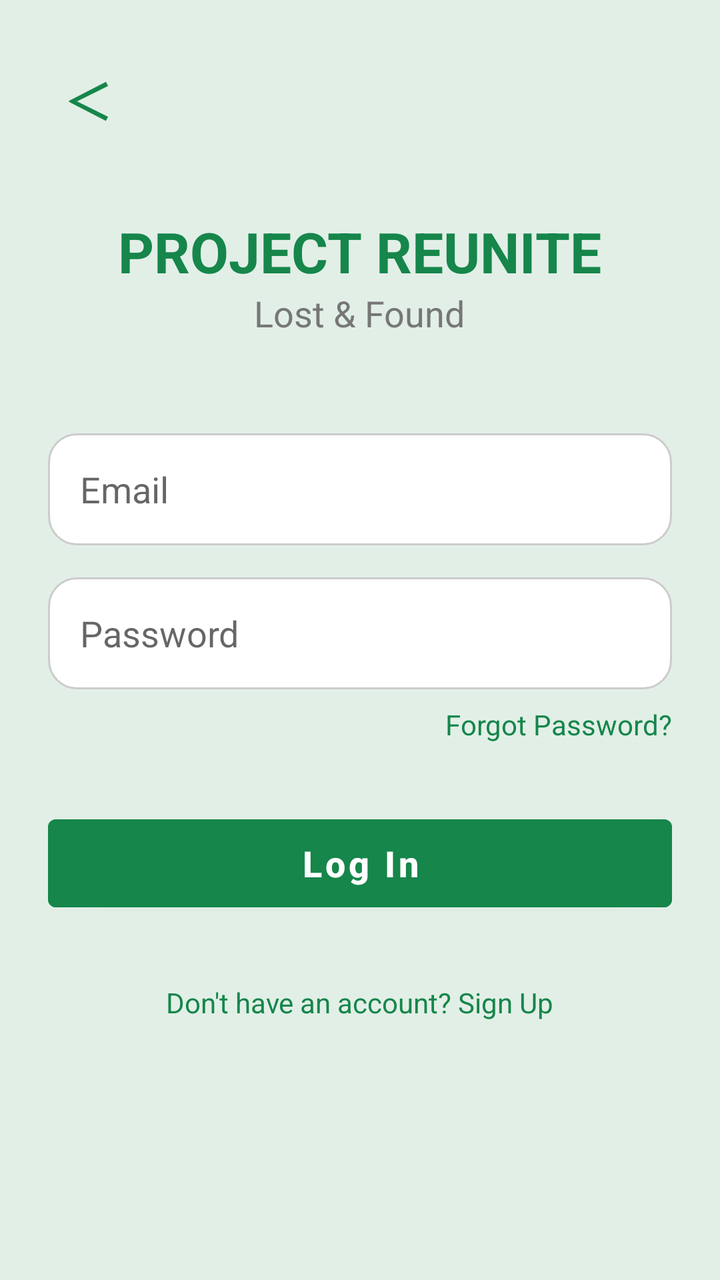
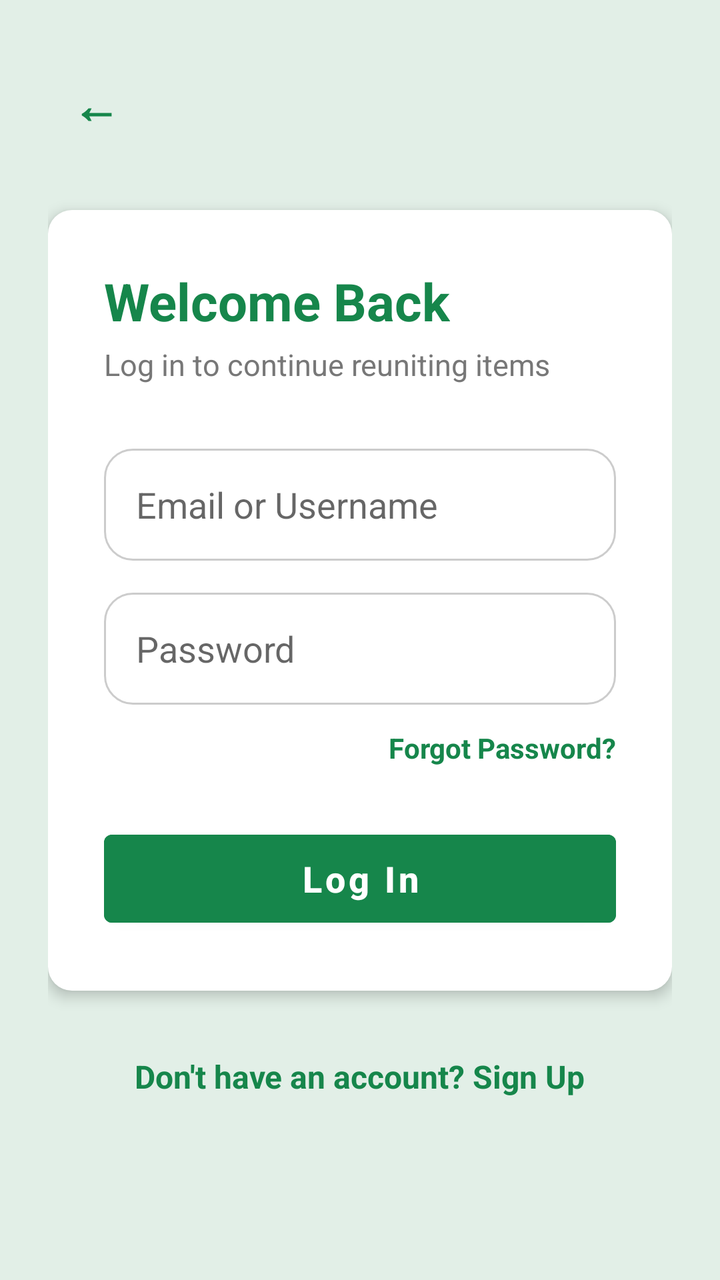

Before-and-after screenshots of an Android layout around one commit, followed by the original layout XML and the change that was made.
<!-- AndroidManifest.xml: application theme Theme.MaterialComponents.Light.NoActionBar -->
<!-- res/layout/activity_main.xml -->
<?xml version="1.0" encoding="utf-8"?>
<LinearLayout xmlns:android="http://schemas.android.com/apk/res/android"
    android:layout_width="match_parent"
    android:layout_height="match_parent"
    android:background="@color/light_green_bg"
    android:gravity="center_horizontal"
    android:orientation="vertical"
    android:padding="24dp">

    <TextView
        android:id="@+id/btnBack"
        android:layout_width="wrap_content"
        android:layout_height="wrap_content"
        android:layout_gravity="start"
        android:text="＜"
        android:textColor="@color/primary_green"
        android:textSize="24sp"
        android:textStyle="bold"
        android:padding="8dp" />

    <TextView
        android:layout_width="wrap_content"
        android:layout_height="wrap_content"
        android:layout_marginTop="32dp"
        android:text="PROJECT REUNITE"
        android:textColor="@color/primary_green"
        android:textSize="28sp"
        android:textStyle="bold" />

    <TextView
        android:layout_width="wrap_content"
        android:layout_height="wrap_content"
        android:text="Lost &amp; Found"
        android:textColor="@color/gray"
        android:textSize="18sp" />

    <EditText
        android:id="@+id/etEmail"
        android:layout_width="match_parent"
        android:layout_height="56dp"
        android:layout_marginTop="48dp"
        android:background="@drawable/bg_search_bar"
        android:hint="Email"
        android:inputType="textEmailAddress"
        android:paddingHorizontal="16dp" />

    <EditText
        android:id="@+id/etPassword"
        android:layout_width="match_parent"
        android:layout_height="56dp"
        android:layout_marginTop="16dp"
        android:background="@drawable/bg_search_bar"
        android:hint="Password"
        android:inputType="textPassword"
        android:paddingHorizontal="16dp" />

    <TextView
        android:id="@+id/tvForgotPassword"
        android:layout_width="wrap_content"
        android:layout_height="wrap_content"
        android:layout_gravity="end"
        android:layout_marginTop="8dp"
        android:text="Forgot Password?"
        android:textColor="@color/primary_green" />

    <Button
        android:id="@+id/btnLogin"
        android:layout_width="match_parent"
        android:layout_height="56dp"
        android:layout_marginTop="32dp"
        android:backgroundTint="@color/primary_green"
        android:text="Log In"
        android:textAllCaps="false"
        android:textColor="@color/white"
        android:textSize="18sp"
        android:textStyle="bold" />

    <TextView
        android:id="@+id/tvSignUp"
        android:layout_width="wrap_content"
        android:layout_height="wrap_content"
        android:layout_marginTop="32dp"
        android:text="Don't have an account? Sign Up"
        android:textColor="@color/primary_green" />

</LinearLayout>
<!-- resources referenced by this layout -->
<resources>
  <color name="gray">#777777</color>
  <color name="light_green_bg">#E2EFE7</color>
  <color name="primary_green">#16864B</color>
  <color name="white">#FFFFFF</color>
  <!-- drawable bg_search_bar (drawable) -->
  <?xml version="1.0" encoding="utf-8"?>
  <shape xmlns:android="http://schemas.android.com/apk/res/android">
      <solid android:color="@color/white" />
      <corners android:radius="14dp" />
      <stroke android:width="1dp" android:color="#CCCCCC" />
  </shape>
</resources>

<!-- the commit's change to res/layout/activity_main.xml (unified diff, before → after) -->
@@ -3,7 +3,6 @@
     android:layout_width="match_parent"
     android:layout_height="match_parent"
     android:background="@color/light_green_bg"
-    android:gravity="center_horizontal"
     android:orientation="vertical"
     android:padding="24dp">
 
@@ -12,75 +11,91 @@
         android:layout_width="wrap_content"
         android:layout_height="wrap_content"
         android:layout_gravity="start"
-        android:text="＜"
+        android:clickable="true"
+        android:focusable="true"
+        android:padding="12dp"
+        android:text="←"
         android:textColor="@color/primary_green"
         android:textSize="24sp"
-        android:textStyle="bold"
-        android:padding="8dp" />
-
-    <TextView
-        android:layout_width="wrap_content"
-        android:layout_height="wrap_content"
-        android:layout_marginTop="32dp"
-        android:text="PROJECT REUNITE"
-        android:textColor="@color/primary_green"
-        android:textSize="28sp"
         android:textStyle="bold" />
 
-    <TextView
-        android:layout_width="wrap_content"
+    <LinearLayout
+        android:layout_width="match_parent"
         android:layout_height="wrap_content"
-        android:text="Lost &amp; Found"
-        android:textColor="@color/gray"
-        android:textSize="18sp" />
+        android:layout_marginTop="24dp"
+        android:background="@drawable/bg_rounded_white"
+        android:elevation="4dp"
+        android:orientation="vertical"
+        android:padding="28dp">
 
-    <EditText
-        android:id="@+id/etEmail"
-        android:layout_width="match_parent"
-        android:layout_height="56dp"
-        android:layout_marginTop="48dp"
-        android:background="@drawable/bg_search_bar"
-        android:hint="Email"
-        android:inputType="textEmailAddress"
-        android:paddingHorizontal="16dp" />
+        <TextView
+            android:layout_width="wrap_content"
+            android:layout_height="wrap_content"
+            android:text="Welcome Back"
+            android:textColor="@color/primary_green"
+            android:textSize="26sp"
+            android:textStyle="bold" />
 
-    <EditText
-        android:id="@+id/etPassword"
-        android:layout_width="match_parent"
-        android:layout_height="56dp"
-        android:layout_marginTop="16dp"
-        android:background="@drawable/bg_search_bar"
-        android:hint="Password"
-        android:inputType="textPassword"
-        android:paddingHorizontal="16dp" />
+        <TextView
+            android:layout_width="wrap_content"
+            android:layout_height="wrap_content"
+            android:layout_marginTop="4dp"
+            android:text="Log in to continue reuniting items"
+            android:textColor="@color/gray"
+            android:textSize="15sp" />
 
-    <TextView
-        android:id="@+id/tvForgotPassword"
-        android:layout_width="wrap_content"
-        android:layout_height="wrap_content"
-        android:layout_gravity="end"
-        android:layout_marginTop="8dp"
-        android:text="Forgot Password?"
-        android:textColor="@color/primary_green" />
+        <EditText
+            android:id="@+id/etEmail"
+            android:layout_width="match_parent"
+            android:layout_height="56dp"
+            android:layout_marginTop="32dp"
+            android:background="@drawable/bg_search_bar"
+            android:hint="Email or Username"
+            android:inputType="textEmailAddress"
+            android:paddingHorizontal="16dp" />
 
-    <Button
-        android:id="@+id/btnLogin"
-        android:layout_width="match_parent"
-        android:layout_height="56dp"
-        android:layout_marginTop="32dp"
-        android:backgroundTint="@color/primary_green"
-        android:text="Log In"
-        android:textAllCaps="false"
-        android:textColor="@color/white"
-        android:textSize="18sp"
-        android:textStyle="bold" />
+        <EditText
+            android:id="@+id/etPassword"
+            android:layout_width="match_parent"
+            android:layout_height="56dp"
+            android:layout_marginTop="16dp"
+            android:background="@drawable/bg_search_bar"
+            android:hint="Password"
+            android:inputType="textPassword"
+            android:paddingHorizontal="16dp" />
+
+        <TextView
+            android:id="@+id/tvForgotPassword"
+            android:layout_width="wrap_content"
+            android:layout_height="wrap_content"
+            android:layout_gravity="end"
+            android:layout_marginTop="12dp"
+            android:text="Forgot Password?"
+            android:textColor="@color/primary_green"
+            android:textStyle="bold" />
+
+        <Button
+            android:id="@+id/btnLogin"
+            android:layout_width="match_parent"
+            android:layout_height="56dp"
+            android:layout_marginTop="28dp"
+            android:backgroundTint="@color/primary_green"
+            android:text="Log In"
+            android:textAllCaps="false"
+            android:textColor="@color/white"
+            android:textSize="18sp"
+            android:textStyle="bold" />
+    </LinearLayout>
 
     <TextView
         android:id="@+id/tvSignUp"
         android:layout_width="wrap_content"
         android:layout_height="wrap_content"
+        android:layout_gravity="center_horizontal"
         android:layout_marginTop="32dp"
         android:text="Don't have an account? Sign Up"
-        android:textColor="@color/primary_green" />
+        android:textColor="@color/primary_green"
+        android:textSize="16sp"
+        android:textStyle="bold" />
 
 </LinearLayout>
<!-- resource entries referenced after the edit -->
@@ -4,6 +4,12 @@
   <color name="light_green_bg">#E2EFE7</color>
   <color name="primary_green">#16864B</color>
   <color name="white">#FFFFFF</color>
+  <!-- drawable bg_rounded_white (drawable) -->
+  <?xml version="1.0" encoding="utf-8"?>
+  <shape xmlns:android="http://schemas.android.com/apk/res/android">
+      <solid android:color="@color/white" />
+      <corners android:radius="12dp" />
+  </shape>
   <!-- drawable bg_search_bar (drawable) -->
   <?xml version="1.0" encoding="utf-8"?>
   <shape xmlns:android="http://schemas.android.com/apk/res/android">
